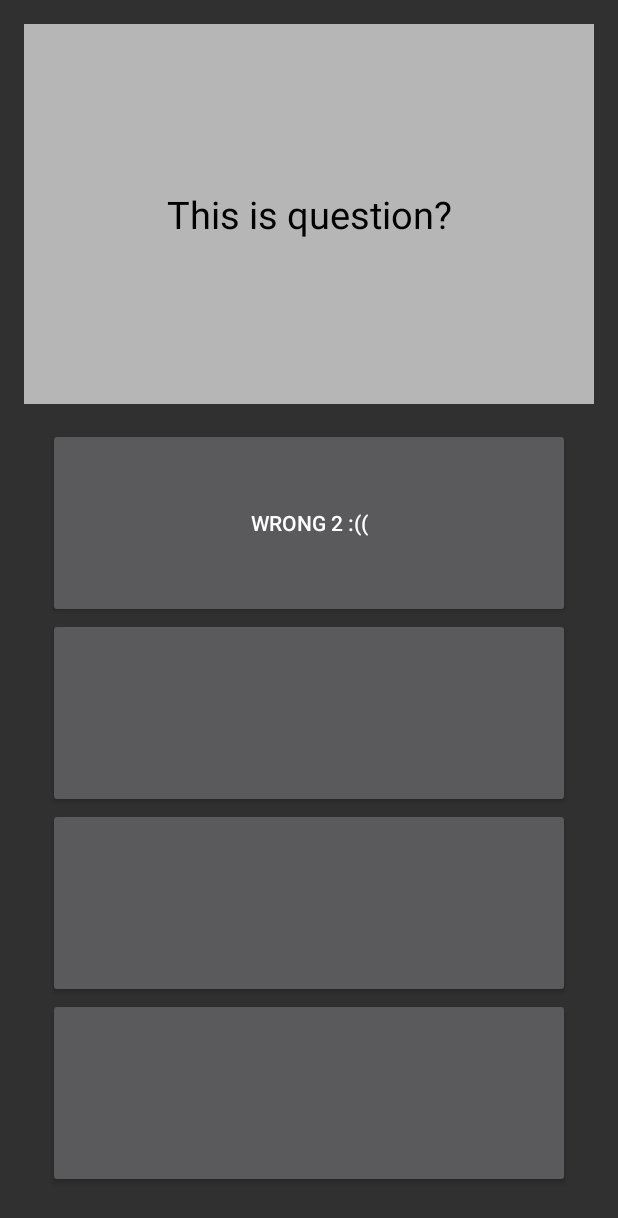
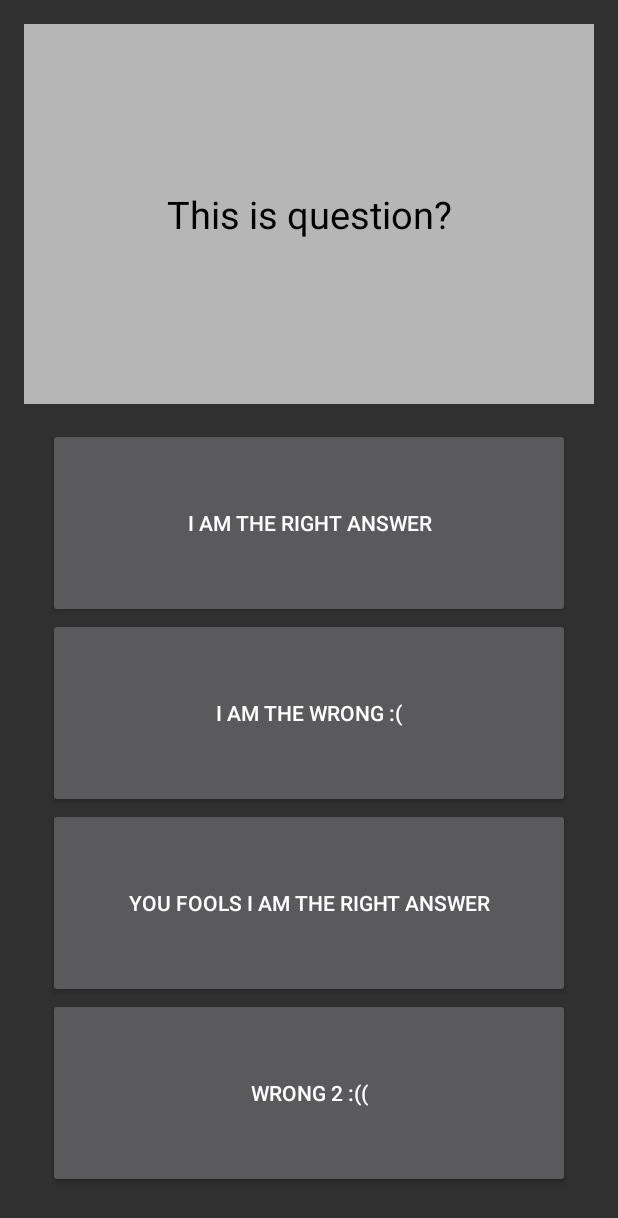
Before and after one commit to donikapeneva/Movie_Game, an Android app: the RegularQuestionActivity screen opened directly, with no data from a screen before it, on a phone screen of 412 x 824 dp. Shown: the top 1218 px of the screen. Run offline under Robolectric (Android 15) with nearby library versions, the phone set to English and light mode, and no system bars.

Commit message:
Show All the Answers in RegularQ Activity

```diff
--- a/app/src/main/java/com/example/dpene/database/RegularQuestionActivity.java
+++ b/app/src/main/java/com/example/dpene/database/RegularQuestionActivity.java
@@ -68,9 +68,9 @@ public class RegularQuestionActivity extends AppCompatActivity implements View.O
         Collections.shuffle(answers);
         int firstAns = 0;
         answer1_button.setText(answers.get(firstAns++));
-        answer1_button.setText(answers.get(firstAns++));
-        answer1_button.setText(answers.get(firstAns++));
-        answer1_button.setText(answers.get(firstAns));
+        answer2_button.setText(answers.get(firstAns++));
+        answer3_button.setText(answers.get(firstAns++));
+        answer4_button.setText(answers.get(firstAns));
 
     }
 
--- a/app/src/main/java/com/example/dpene/database/model/dao/RegularQuestionDAO.java
+++ b/app/src/main/java/com/example/dpene/database/model/dao/RegularQuestionDAO.java
@@ -59,7 +59,6 @@ public class RegularQuestionDAO implements IRegularQuestionDAO {
 
         if(cursor.moveToFirst()) { //returns false if the Cursor is empty
             String question = cursor.getString(cursor.getColumnIndex(dh.QUESTION_TEXT));
-            //cursor.moveToNext()
             String rightAnser = cursor.getString(cursor.getColumnIndex(dh.RIGHT_ANS));
             String wrong1 = cursor.getString(cursor.getColumnIndex(dh.WRONG_ANS_1));
             String wrong2 = cursor.getString(cursor.getColumnIndex(dh.WRONG_ANS_2));
```
